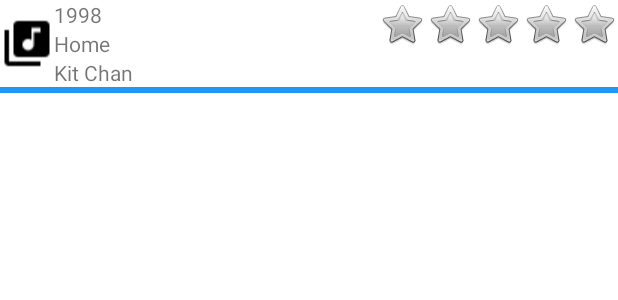
After one commit to NixWM/P04ProblemStatement, an Android app: the layout second_row.xml on its own in the app's theme, with its tools: preview values and no code run, on a phone screen of 412 x 824 dp. The commit adds this screen. Shown: the top 300 px of the screen. Run offline under Robolectric (Android 15) with nearby library versions, the phone set to English and light mode, and no system bars.

Commit message:
activity 2 XML and JClass

```diff
--- a/app/src/main/java/sg/edu/ro/c346/id16046530/p04problemstatement/SecondActivity.java
+++ b/app/src/main/java/sg/edu/ro/c346/id16046530/p04problemstatement/SecondActivity.java
@@ -1,4 +1,28 @@
 package sg.edu.ro.c346.id16046530.p04problemstatement;
 
-public class SecondActivity {
+import android.os.Bundle;
+import android.widget.ListView;
+
+import androidx.appcompat.app.AppCompatActivity;
+
+import java.util.ArrayList;
+
+public class SecondActivity extends AppCompatActivity {
+
+    ListView lv;
+    ArrayAdapter adapter;
+
+    @Override
+    protected void onCreate(Bundle savedInstanceState) {
+        super.onCreate(savedInstanceState);
+        setContentView(R.layout.second_activity);
+
+        lv = (ListView) this.findViewById(R.id.lv);
+
+        DBHelper dbh = new DBHelper(this);
+        ArrayList<Note> notes = dbh.getAllNotes();
+
+        adapter = new ArrayAdapter(this, R.layout.row, notes);
+        lv.setAdapter(adapter);
+    }
 }
--- a/app/src/main/res/layout/second_activity.xml
+++ b/app/src/main/res/layout/second_activity.xml
@@ -1,6 +1,14 @@
-<?xml version="1.0" encoding="utf-8"?>
 <LinearLayout xmlns:android="http://schemas.android.com/apk/res/android"
-    android:orientation="vertical" android:layout_width="match_parent"
-    android:layout_height="match_parent">
+    xmlns:tools="http://schemas.android.com/tools"
+    android:layout_width="match_parent"
+    android:layout_height="match_parent"
+    android:orientation="vertical"
+    tools:context=".SecondActivity" >
+
+    <ListView
+        android:id="@+id/lv"
+        android:layout_width="match_parent"
+        android:layout_height="wrap_content" >
+    </ListView>
 
 </LinearLayout>
--- /dev/null
+++ b/app/src/main/res/layout/second_row.xml
@@ -0,0 +1,93 @@
+<?xml version="1.0" encoding="utf-8"?>
+<LinearLayout xmlns:android="http://schemas.android.com/apk/res/android"
+    android:layout_width="match_parent"
+    android:layout_height="wrap_content"
+    android:orientation="vertical">
+
+    <LinearLayout
+        android:layout_width="match_parent"
+        android:layout_height="wrap_content"
+        android:orientation="horizontal">
+
+        <ImageView
+            android:id="@+id/imageView"
+            android:layout_width="wrap_content"
+            android:layout_height="match_parent"
+            android:src="@drawable/ic_library_music" />
+
+        <LinearLayout
+            android:layout_width="8dp"
+            android:layout_height="wrap_content"
+            android:layout_weight="1"
+            android:orientation="vertical">
+
+            <TextView
+                android:id="@+id/textViewYear"
+                android:layout_width="match_parent"
+                android:layout_height="wrap_content"
+                android:text="1998" />
+
+            <TextView
+                android:id="@+id/textViewTitle"
+                android:layout_width="match_parent"
+                android:layout_height="wrap_content"
+                android:text="Home" />
+
+            <TextView
+                android:id="@+id/textViewSinger"
+                android:layout_width="match_parent"
+                android:layout_height="wrap_content"
+                android:text="Kit Chan" />
+
+        </LinearLayout>
+
+        <LinearLayout
+            android:layout_width="wrap_content"
+            android:layout_height="wrap_content"
+            android:orientation="horizontal">
+
+
+            <ImageView
+                android:id="@+id/imageView1star"
+                android:layout_width="wrap_content"
+                android:layout_height="wrap_content"
+                android:src="@android:drawable/btn_star_big_off" />
+
+            <ImageView
+                android:id="@+id/imageView2star"
+                android:layout_width="wrap_content"
+                android:layout_height="wrap_content"
+                android:src="@android:drawable/btn_star_big_off" />
+
+            <ImageView
+                android:id="@+id/imageView3star"
+                android:layout_width="wrap_content"
+                android:layout_height="wrap_content"
+                android:src="@android:drawable/btn_star_big_off" />
+
+            <ImageView
+                android:id="@+id/imageView4star"
+                android:layout_width="wrap_content"
+                android:layout_height="wrap_content"
+                android:src="@android:drawable/btn_star_big_off" />
+
+            <ImageView
+                android:id="@+id/imageView5star"
+                android:layout_width="wrap_content"
+                android:layout_height="wrap_content"
+                android:src="@android:drawable/btn_star_big_off" />
+        </LinearLayout>
+
+
+    </LinearLayout>
+
+    <TextView
+        android:id="@+id/textView"
+        android:layout_width="match_parent"
+        android:layout_height="4dp"
+        android:layout_weight="1"
+        android:background="#2196F3"
+        android:text="" />
+
+
+</LinearLayout>
```
Also changed, not shown: app/src/main/res/drawable-v24/ic_library_music.png (added).
